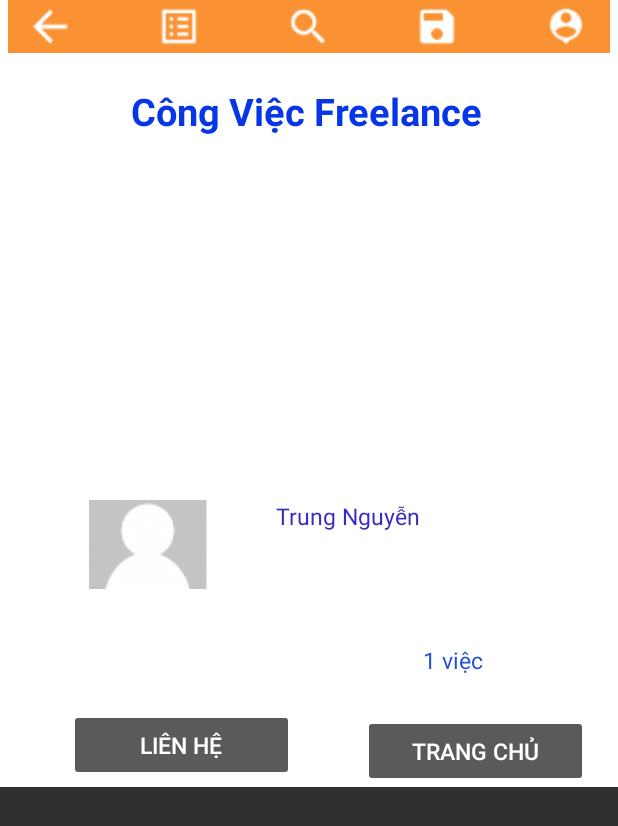
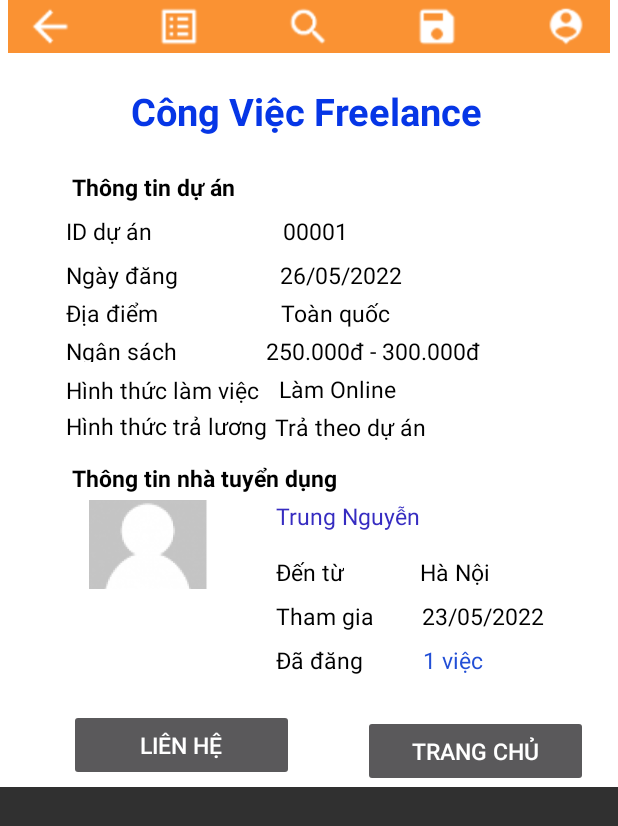
Before and after one commit to tuandm00/PJ_HCI_V3, an Android app: the Freelancer_P4 screen opened directly, with no data from a screen before it, on a phone screen of 412 x 824 dp. Shown: the top 826 px of the screen. Run offline under Robolectric (Android 15) with nearby library versions, the phone set to English and light mode, and no system bars.

Commit message:
Push Again

```diff
--- a/app/src/main/res/layout/activity_freelancer_p4.xml
+++ b/app/src/main/res/layout/activity_freelancer_p4.xml
@@ -71,6 +71,7 @@
         android:layout_marginStart="48dp"
         android:layout_marginTop="20dp"
         android:text="Thông tin dự án"
+        android:textColor="@color/black"
         android:textSize="15sp"
         android:textStyle="bold"
         app:layout_constraintStart_toStartOf="parent"
@@ -99,6 +100,8 @@
         android:layout_marginTop="8dp"
         android:layout_marginEnd="180dp"
         android:text="00001"
+        android:textColor="@color/black"
+
         android:textSize="15sp"
         app:layout_constraintEnd_toEndOf="parent"
         app:layout_constraintTop_toBottomOf="@+id/textView12" />
@@ -110,6 +113,8 @@
         android:layout_marginStart="44dp"
         android:layout_marginTop="8dp"
         android:text="ID dự án"
+        android:textColor="@color/black"
+
         android:textSize="15sp"
         app:layout_constraintStart_toStartOf="parent"
         app:layout_constraintTop_toBottomOf="@+id/textView12" />
@@ -121,6 +126,8 @@
         android:layout_marginStart="184dp"
         android:layout_marginTop="16dp"
         android:text="Đến từ"
+        android:textColor="@color/black"
+
         android:textSize="15sp"
         app:layout_constraintStart_toStartOf="parent"
         app:layout_constraintTop_toBottomOf="@+id/textView26" />
@@ -132,6 +139,8 @@
         android:layout_marginStart="44dp"
         android:layout_marginTop="8dp"
         android:text="Hình thức làm việc"
+        android:textColor="@color/black"
+
         android:textSize="15sp"
         app:layout_constraintStart_toStartOf="parent"
         app:layout_constraintTop_toBottomOf="@+id/textView16" />
@@ -143,6 +152,7 @@
         android:layout_marginStart="184dp"
         android:layout_marginTop="8dp"
         android:text="Đã đăng"
+        android:textColor="@color/black"
         android:textSize="15sp"
         app:layout_constraintStart_toStartOf="parent"
         app:layout_constraintTop_toBottomOf="@+id/textView28" />
@@ -154,7 +164,9 @@
         android:layout_marginStart="44dp"
         android:layout_marginTop="32dp"
         android:text="Hình thức trả lương"
+        android:textColor="@color/black"
         android:textSize="15sp"
+
         app:layout_constraintStart_toStartOf="parent"
         app:layout_constraintTop_toBottomOf="@+id/textView16" />
 
@@ -175,6 +187,8 @@
         android:layout_marginStart="48dp"
         android:layout_marginTop="308dp"
         android:text="Thông tin nhà tuyển dụng"
+        android:textColor="@color/black"
+
         android:textSize="15sp"
         android:textStyle="bold"
         app:layout_constraintStart_toStartOf="parent"
@@ -186,7 +200,9 @@
         android:layout_height="wrap_content"
         android:layout_marginTop="4dp"
         android:layout_marginEnd="92dp"
-        android:text="250.000đ-300.000đ"
+        android:text="250.000đ - 300.000đ"
+        android:textColor="@color/black"
+
         android:textSize="15sp"
         app:layout_constraintEnd_toEndOf="parent"
         app:layout_constraintTop_toBottomOf="@+id/textView21" />
@@ -198,6 +214,8 @@
         android:layout_marginTop="4dp"
         android:layout_marginEnd="148dp"
         android:text="Làm Online"
+        android:textColor="@color/black"
+
         android:textSize="15sp"
         app:layout_constraintEnd_toEndOf="parent"
         app:layout_constraintTop_toBottomOf="@+id/textView22" />
@@ -209,6 +227,8 @@
         android:layout_marginStart="280dp"
         android:layout_marginTop="16dp"
         android:text="Hà Nội"
+        android:textColor="@color/black"
+
         android:textSize="15sp"
         app:layout_constraintStart_toStartOf="parent"
         app:layout_constraintTop_toBottomOf="@+id/textView26" />
@@ -220,6 +240,8 @@
         android:layout_marginStart="184dp"
         android:layout_marginTop="8dp"
         android:text="Tham gia"
+        android:textColor="@color/black"
+
         android:textSize="15sp"
         app:layout_constraintStart_toStartOf="parent"
         app:layout_constraintTop_toBottomOf="@+id/textView27" />
@@ -231,6 +253,8 @@
         android:layout_marginStart="32dp"
         android:layout_marginTop="8dp"
         android:text="23/05/2022"
+        android:textColor="@color/black"
+
         android:textSize="15sp"
         app:layout_constraintStart_toEndOf="@+id/textView28"
         app:layout_constraintTop_toBottomOf="@+id/textView30" />
@@ -242,7 +266,9 @@
         android:layout_marginStart="44dp"
         android:layout_marginTop="4dp"
         android:text="Địa điểm"
+        android:textColor="@color/black"
         android:textSize="15sp"
+
         app:layout_constraintStart_toStartOf="parent"
         app:layout_constraintTop_toBottomOf="@+id/textView14" />
 
@@ -253,7 +279,9 @@
         android:layout_marginTop="4dp"
         android:layout_marginEnd="152dp"
         android:text="Toàn quốc"
+        android:textColor="@color/black"
         android:textSize="15sp"
+
         app:layout_constraintEnd_toEndOf="parent"
         app:layout_constraintTop_toBottomOf="@+id/textView20" />
 
@@ -264,6 +292,8 @@
         android:layout_marginTop="4dp"
         android:layout_marginEnd="128dp"
         android:text="Trả theo dự án"
+        android:textColor="@color/black"
+
         android:textSize="15sp"
         app:layout_constraintEnd_toEndOf="parent"
         app:layout_constraintTop_toBottomOf="@+id/textView23" />
@@ -298,6 +328,8 @@
         android:layout_marginStart="44dp"
         android:layout_marginTop="4dp"
         android:text="Ngân sách"
+        android:textColor="@color/black"
+
         android:textSize="15sp"
         app:layout_constraintStart_toStartOf="parent"
         app:layout_constraintTop_toBottomOf="@+id/textView15" />
@@ -309,7 +341,9 @@
         android:layout_marginTop="8dp"
         android:layout_marginEnd="144dp"
         android:text="26/05/2022"
+        android:textColor="@color/black"
         android:textSize="15sp"
+
         app:layout_constraintEnd_toEndOf="parent"
         app:layout_constraintTop_toBottomOf="@+id/textView19" />
 
@@ -320,6 +354,8 @@
         android:layout_marginStart="44dp"
         android:layout_marginTop="8dp"
         android:text="Ngày đăng"
+        android:textColor="@color/black"
+
         android:textSize="15sp"
         app:layout_constraintStart_toStartOf="parent"
         app:layout_constraintTop_toBottomOf="@+id/textView13" />
--- a/app/src/main/res/layout/info_freelancer.xml
+++ b/app/src/main/res/layout/info_freelancer.xml
@@ -59,7 +59,6 @@
         android:text="Nguoi tuyen dung"
         android:textColor="@color/black"
         android:textSize="15sp"
-        android:textStyle="bold"
         app:layout_constraintEnd_toEndOf="parent"
         app:layout_constraintHorizontal_bias="1.0"
         app:layout_constraintStart_toStartOf="parent"
@@ -101,7 +100,6 @@
         android:text="Ngay dang"
         android:textColor="@color/black"
         android:textSize="15sp"
-        android:textStyle="bold"
         app:layout_constraintEnd_toEndOf="@+id/textViewKynang"
         app:layout_constraintHorizontal_bias="1.0"
         app:layout_constraintStart_toStartOf="@+id/textViewKynang"
```
Also changed, not shown: app/src/main/res/layout/activity_confirm_password_reset_page.xml (+7 -7 lines), app/src/main/res/layout/activity_forgot_password_page.xml (+7 -7 lines).
